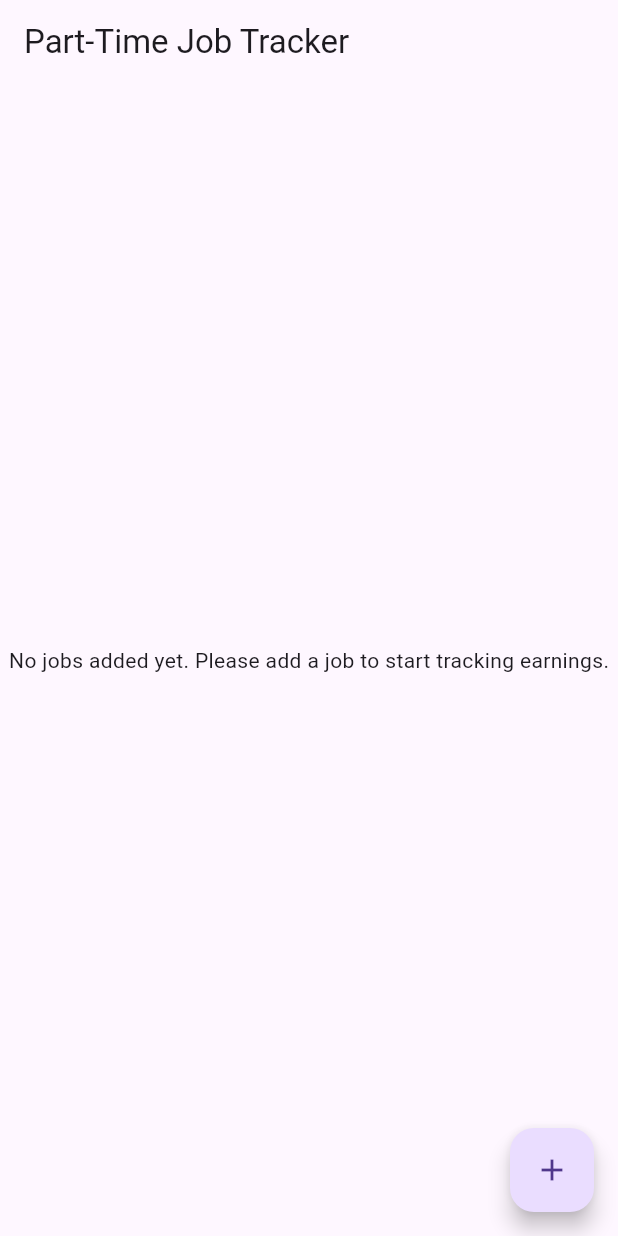
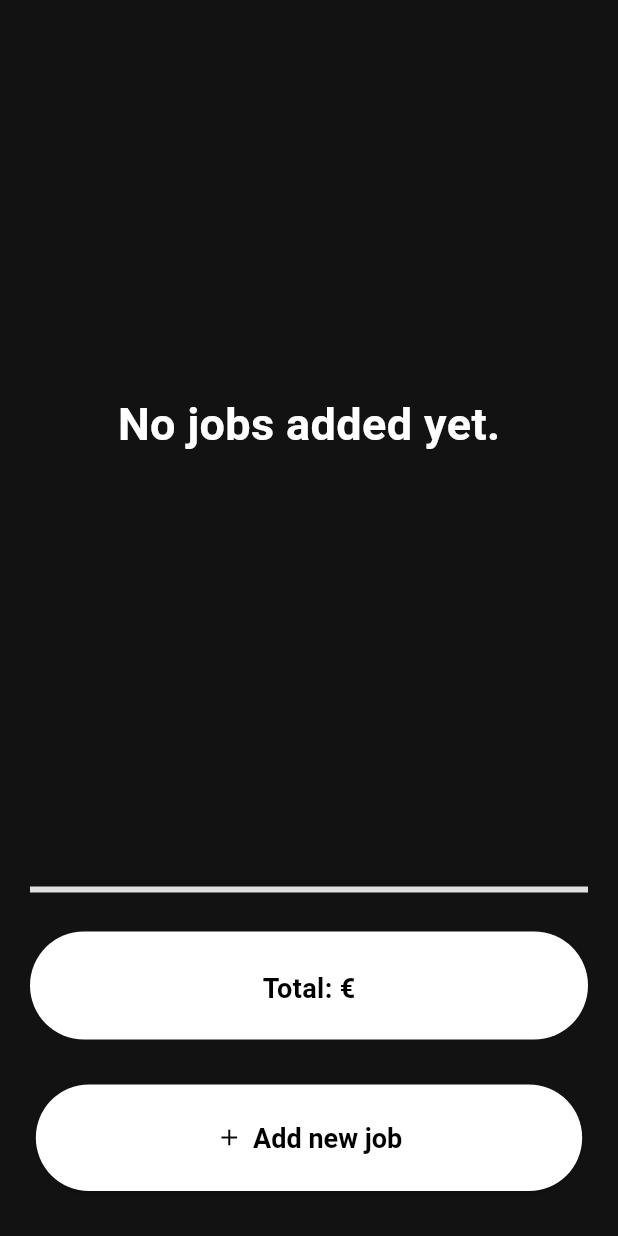
Before and after one commit to jakub-34/ITU, a Flutter app: the screen it shows after launch, on a phone screen of 412 x 824 dp. Run offline on Flutter 3.47's test engine with Material 3 defaults, Android fonts, the phone set to English and light mode, and no system bars; our stand-ins replace hive, hive_flutter; accounts and stored records are empty.

Commit message:
feat: main screen design

```diff
--- a/itu_app/lib/views/main_screen.dart
+++ b/itu_app/lib/views/main_screen.dart
@@ -27,23 +27,21 @@ class _MainScreenState extends State<MainScreen> {
     await HiveService().init(); // Make sure Hive is initialized
     setState(() {
       jobs = jobController.getAllJobs(); // Load jobs
-      print("loading jobssss");
     });
   }
 
   @override
   Widget build(BuildContext context) {
     return Scaffold(
-      appBar: AppBar(title: const Text('Part-Time Job Tracker')),
+      backgroundColor: const Color(0xFF121212), // Grey background color
       body: Column(
         children: [
-          // Only display earnings if there are jobs
           if (jobs.isNotEmpty) ...[
             Padding(
               padding: const EdgeInsets.all(16.0),
               child: Text(
-                'Total Earnings This Month: \$${jobController.getMonthlyEarnings().toStringAsFixed(2)}',
-                style: const TextStyle(fontSize: 20, fontWeight: FontWeight.bold),
+                'Total: \$${jobController.getMonthlyEarnings().toStringAsFixed(2)}€',
+                style: const TextStyle(fontSize: 24, fontWeight: FontWeight.bold),
               ),
             ),
           ],
@@ -52,7 +50,6 @@ class _MainScreenState extends State<MainScreen> {
                 ? ListView.builder(
               itemCount: jobs.length,
               itemBuilder: (context, index) {
-                    // Calculate and display hours worked and earnings
                 List<WorkSession> sessions = jobController.getSessionsForJob(jobs[index].id!);
                 double totalHoursWorked = sessions.fold(0.0, (sum, session) {
                   if (session.date.month == DateTime.now().month &&
@@ -90,20 +87,63 @@ class _MainScreenState extends State<MainScreen> {
                 );
               },
             )
-              : Center(child: Text('No jobs added yet. Please add a job to start tracking earnings.')),
+                : const Center(child: Text('No jobs added yet.', style: TextStyle(fontSize: 30, fontWeight: FontWeight.bold, color: Colors.white))),
           ),
-        ],
+
+
+          // Bottom
+          Padding(
+            padding: const EdgeInsets.symmetric(vertical: 20.0, horizontal: 20), // Space between content and divider
+            child: Divider(thickness: 4, color: Colors.grey[300]),
           ),
-      floatingActionButton: FloatingActionButton(
+          Padding(
+            padding: const EdgeInsets.symmetric(horizontal: 20.0), // Align Total and button consistently
+            child: Column(
+              children: [
+                // Total Section styled like the button
+                ConstrainedBox(
+                  constraints: const BoxConstraints(maxWidth: 375, maxHeight: 72),
+                  child: Container(
+                    padding: const EdgeInsets.symmetric(horizontal: 120, vertical: 25),
+                    decoration: BoxDecoration(
+                      color: Colors.white, // White background
+                      borderRadius: BorderRadius.circular(60), // Rounded corners like button
+                    ),
+                    child: Center(
+                      child: Text(
+                        'Total: €',
+                        style: const TextStyle(fontSize: 18, fontWeight: FontWeight.bold, color: Colors.black),
+                      ),
+                    ),
+                  ),
+                ),
+                const SizedBox(height: 30), // Spacing between "Total" and button
+                // Add New Job button
+                ConstrainedBox(
+                  constraints: const BoxConstraints(maxWidth: 500, maxHeight: 150),
+                  child: ElevatedButton.icon(
                     onPressed: () {
                       Navigator.push(
                         context,
                         MaterialPageRoute(
                           builder: (context) => AddJobScreen(jobController: jobController),
                         ),
-          ).then((_) =>   loadJobs()); // Reload jobs after adding a job
+                      ).then((_) => loadJobs()); // Reload jobs after adding a job
                     },
-        child: const Icon(Icons.add),
+                    icon: const Icon(Icons.add, color: Colors.black),
+                    label: const Text('Add new job', style: TextStyle(color: Colors.black)),
+                    style: ElevatedButton.styleFrom(
+                      padding: const EdgeInsets.symmetric(horizontal: 120, vertical: 25),
+                      backgroundColor: Colors.white, // White button background
+                      textStyle: const TextStyle(fontSize: 18, fontWeight: FontWeight.bold),
+                    ),
+                  ),
+                ),
+              ],
+            ),
+          ),
+          const SizedBox(height: 30.0), // Additional spacing below the button
+        ],
       ),
     );
   }
```
Lines whose indentation alone changed are shown as unchanged.
